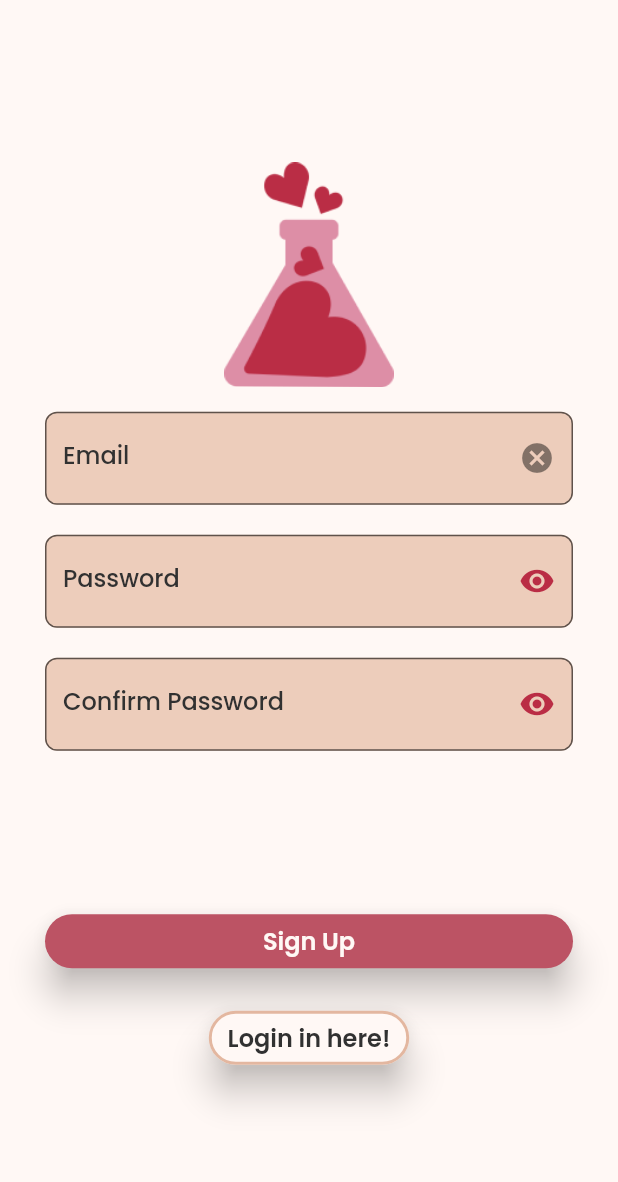
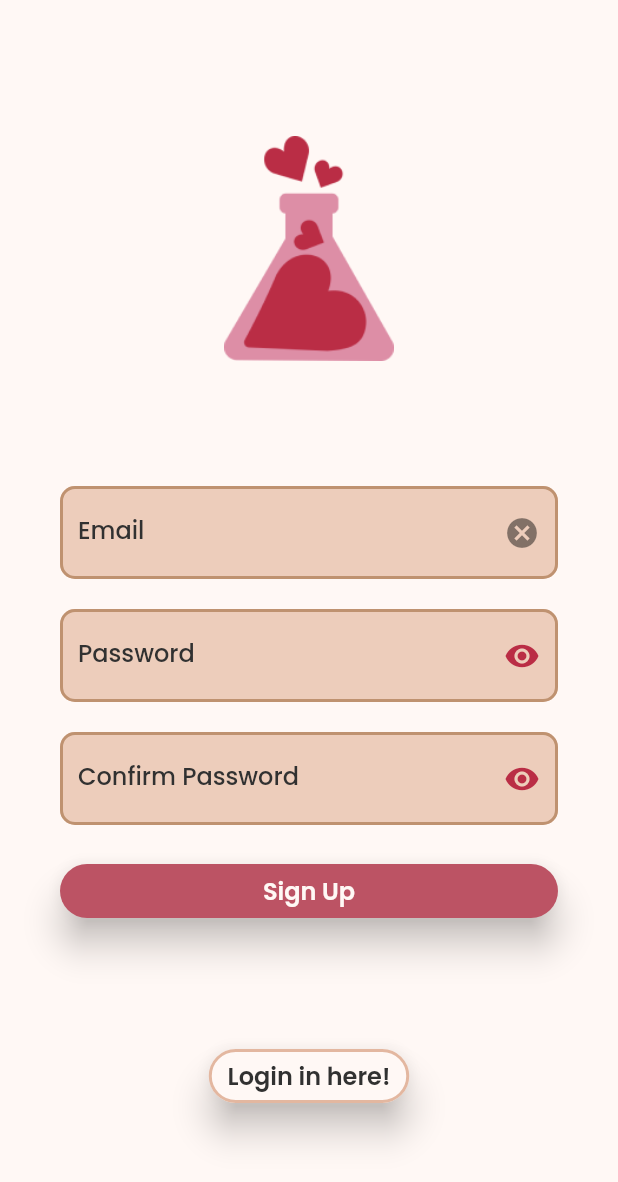
Before and after one commit to rpibusybees/RPIRizz, a Flutter app: the screen it shows after launch, after a tap on "Create an account now!", on a phone screen of 412 x 824 dp. Shown: the top 1182 px of the screen. Run offline on Flutter 3.47's test engine with Material 2 defaults, Android fonts, the light colour scheme and no system bars; our stand-ins replace firebase_auth, firebase_core; accounts and stored records are empty; generated files the repository leaves out were written again.

Commit message:
updated layout of login+registration
Fixed and updated spacing of login and registration pages to be expandable, padded, and not overflow. Also fixed/standardized border color and weight for login/registration fields.

```diff
--- a/rizz/lib/login.dart
+++ b/rizz/lib/login.dart
@@ -95,18 +95,23 @@
   Widget build(BuildContext context) {
     return Form(
       key: _formKey,
+      child: Expanded(
         child: Column(
           children: [
             EmailField(controller: widget.emailController),
-          const SizedBox(height: 20),
             PassField(
-              controller: widget.passwordController, labelPassword: 'Password'),
-          SizedBox(height: MediaQuery.of(context).size.height / 7),
-          SubmitButton(
+                controller: widget.passwordController,
+                labelPassword: 'Password'),
+            const Spacer(),
+            Padding(
+              padding: const EdgeInsets.all(10.0),
+              child: SubmitButton(
                   formKey: _formKey,
                   emailController: widget.emailController,
                   passwordController: widget.passwordController),
+            ),
           ],
+        ),
       ),
     );
   }
@@ -190,13 +195,17 @@
       padding: LoginConsts.padding,
       color: Theme.of(context).colorScheme.background,
       child: Column(
-        mainAxisAlignment: MainAxisAlignment.spaceAround,
+        //mainAxisAlignment: MainAxisAlignment.spaceAround,
+        mainAxisAlignment: MainAxisAlignment.spaceEvenly,
         crossAxisAlignment: CrossAxisAlignment.center,
         children: [
-          const Image(
+          const Padding(
+            padding: EdgeInsets.all(8.0),
+            child: Image(
                 image: AssetImage('assets/RizzLogoFlask.png'),
                 width: 150,
                 height: 150),
+          ),
           LoginForm(
             emailController: _emailController,
             passwordController: _passwordController,
--- a/rizz/lib/login_register_helpers.dart
+++ b/rizz/lib/login_register_helpers.dart
@@ -11,18 +11,29 @@
 class _EmailFieldState extends State<EmailField> {
   @override
   Widget build(BuildContext context) {
-    return TextFormField(
+    return Padding(
+      padding: const EdgeInsets.all(10.0),
+      child: TextFormField(
         autocorrect: false,
         autofocus: false,
         controller: widget.controller,
         decoration: InputDecoration(
           border: OutlineInputBorder(
-            borderRadius: const BorderRadius.all(Radius.circular(8)),
+              borderRadius: const BorderRadius.all(Radius.circular(10)),
+          ),
+          enabledBorder: OutlineInputBorder(
+            borderRadius: const BorderRadius.all(Radius.circular(10)),
             borderSide: BorderSide(
               // add onSecondary as border color
               color: Theme.of(context).colorScheme.onSecondary,
-              width: 1,
-            )),
+              width: 2),
+          ),
+          errorBorder: OutlineInputBorder(
+            borderRadius: const BorderRadius.all(Radius.circular(10)),
+            borderSide: BorderSide(
+              color: Theme.of(context).colorScheme.error,
+              width: 2),
+          ),
           labelText: 'Email',
           suffixIcon: IconButton(
             icon: const Icon(Icons.cancel),
@@ -43,6 +54,7 @@
           }
           return null;
         },
+      ),
     );
   }
 }
@@ -69,18 +81,29 @@
 
   @override
   Widget build(BuildContext context) {
-    return TextFormField(
+    return Padding(
+      padding: const EdgeInsets.all(10.0),
+      child: TextFormField(
         autocorrect: false,
         autofocus: false,
         controller: widget.controller,
         decoration: InputDecoration(
           border: OutlineInputBorder(
-            borderRadius: const BorderRadius.all(Radius.circular(8)),
+              borderRadius: const BorderRadius.all(Radius.circular(10)),
+          ),
+          enabledBorder: OutlineInputBorder(
+            borderRadius: const BorderRadius.all(Radius.circular(10)),
             borderSide: BorderSide(
               // add onSecondary as border color
               color: Theme.of(context).colorScheme.onSecondary,
-              width: 1,
-            )),
+              width: 2),
+          ),
+          errorBorder: OutlineInputBorder(
+            borderRadius: const BorderRadius.all(Radius.circular(10)),
+            borderSide: BorderSide(
+              color: Theme.of(context).colorScheme.error,
+              width: 2),
+          ),
           labelText: widget.labelPassword,
           suffixIcon: IconButton(
             icon: Icon(
@@ -104,6 +127,7 @@
           }
           return null;
         },
+      ),
     );
   }
 }
@@ -134,18 +158,29 @@
 
   @override
   Widget build(BuildContext context) {
-    return TextFormField(
+    return Padding(
+      padding: const EdgeInsets.all(10.0),
+      child: TextFormField(
         autocorrect: false,
         autofocus: false,
         controller: widget.repassController,
         decoration: InputDecoration(
           border: OutlineInputBorder(
-            borderRadius: const BorderRadius.all(Radius.circular(8)),
+              borderRadius: const BorderRadius.all(Radius.circular(10)),
+          ),
+          enabledBorder: OutlineInputBorder(
+            borderRadius: const BorderRadius.all(Radius.circular(10)),
             borderSide: BorderSide(
               // add onSecondary as border color
               color: Theme.of(context).colorScheme.onSecondary,
-              width: 1,
-            )),
+              width: 2),
+          ),
+          errorBorder: OutlineInputBorder(
+            borderRadius: const BorderRadius.all(Radius.circular(10)),
+            borderSide: BorderSide(
+              color: Theme.of(context).colorScheme.error,
+              width: 2),
+          ),
           labelText: widget.labelPassword,
           suffixIcon: IconButton(
             icon: Icon(
@@ -171,6 +206,7 @@
           }
           return null;
         },
+      ),
     );
   }
 }
--- a/rizz/lib/register.dart
+++ b/rizz/lib/register.dart
@@ -102,25 +102,28 @@
   Widget build(BuildContext context) {
     return Form(
       key: _formKey,
+      child: Expanded (
         child: Column(
           children: [
             EmailField(controller: widget.emailController),
-          const SizedBox(height: 20),
             PassField(
               controller: widget.passwordController,
               labelPassword: 'Password',
             ),
-          const SizedBox(height: 20),
             ConfirmPassField(
                 passcontroller: widget.passwordController,
                 repassController: widget.confirmPasswordController,
                 labelPassword: 'Confirm Password'),
-          SizedBox(height: MediaQuery.of(context).size.height / 8),
-          RegisterButton(
+            Spacer(),
+            Padding(
+              padding: const EdgeInsets.all(10.0),
+              child: RegisterButton(
                   formKey: _formKey,
                   emailController: widget.emailController,
                   passwordController: widget.passwordController),
+            ),
           ],
+        ),
       ),
     );
   }
@@ -159,7 +162,7 @@
   RegisterConsts._();
 
   static const EdgeInsets padding =
-      EdgeInsets.symmetric(horizontal: 30, vertical: 100);
+      EdgeInsets.symmetric(horizontal: 30, vertical: 50);
 }
 
 class RegisterPage extends StatefulWidget {
@@ -203,10 +206,13 @@
                   mainAxisAlignment: MainAxisAlignment.spaceAround,
                   crossAxisAlignment: CrossAxisAlignment.center,
                   children: [
-                    const Image(
+                    const Padding(
+                      padding: EdgeInsets.all(8.0),
+                      child: Image(
                           image: AssetImage('assets/RizzLogoFlask.png'),
                           width: 150,
                           height: 150),
+                    ),
                     RegisterForm(
                         emailController: _emailController,
                         passwordController: _passwordController,
```
Lines whose indentation alone changed are shown as unchanged.
